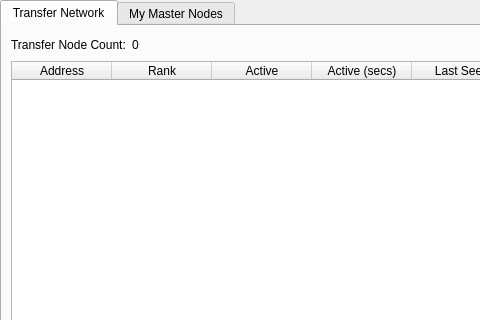
Above: src/qt/forms/masternodemanager.ui from transferdev/Transfercoin before the change; both pictures show x 0 to 480 and y 0 to 320 of the 723 by 457 pixel window. Below: the same form after it.
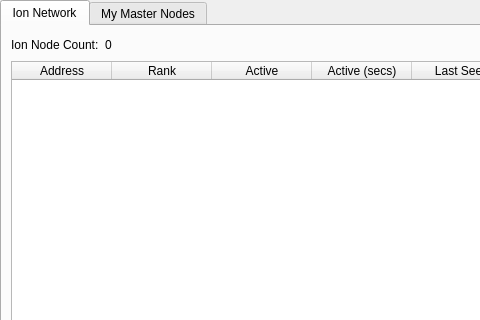
That is the form after the change. The open tabs and pages were chosen to show the change.

Diff of the .ui file:
```diff
--- a/src/qt/forms/masternodemanager.ui
+++ b/src/qt/forms/masternodemanager.ui
@@ -38,7 +38,7 @@
        </property>
        <widget class="QWidget" name="tab">
         <attribute name="title">
-         <string>Transfer Network</string>
+         <string>Ion Network</string>
         </attribute>
         <layout class="QGridLayout" name="gridLayout">
          <item row="1" column="0">
@@ -98,7 +98,7 @@
            <item>
             <widget class="QLabel" name="label_2">
              <property name="text">
-              <string>Transfer Node Count:</string>
+              <string>Ion Node Count:</string>
              </property>
             </widget>
            </item>
```
